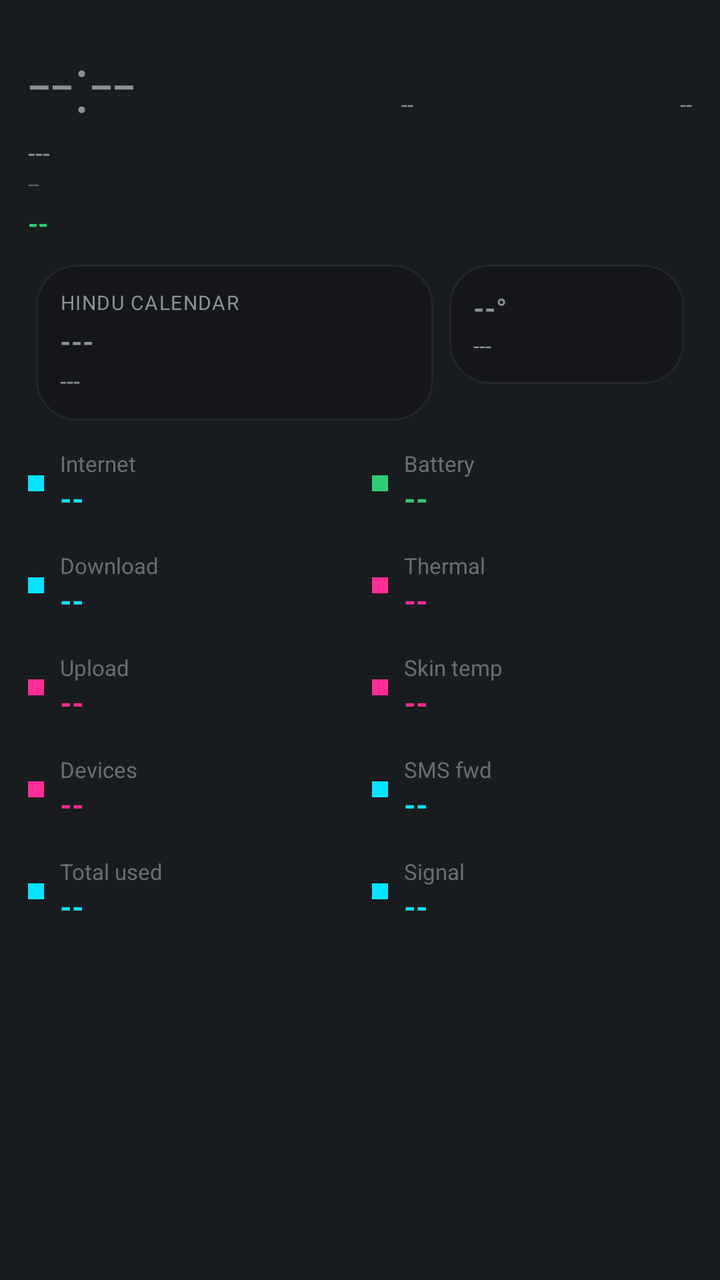
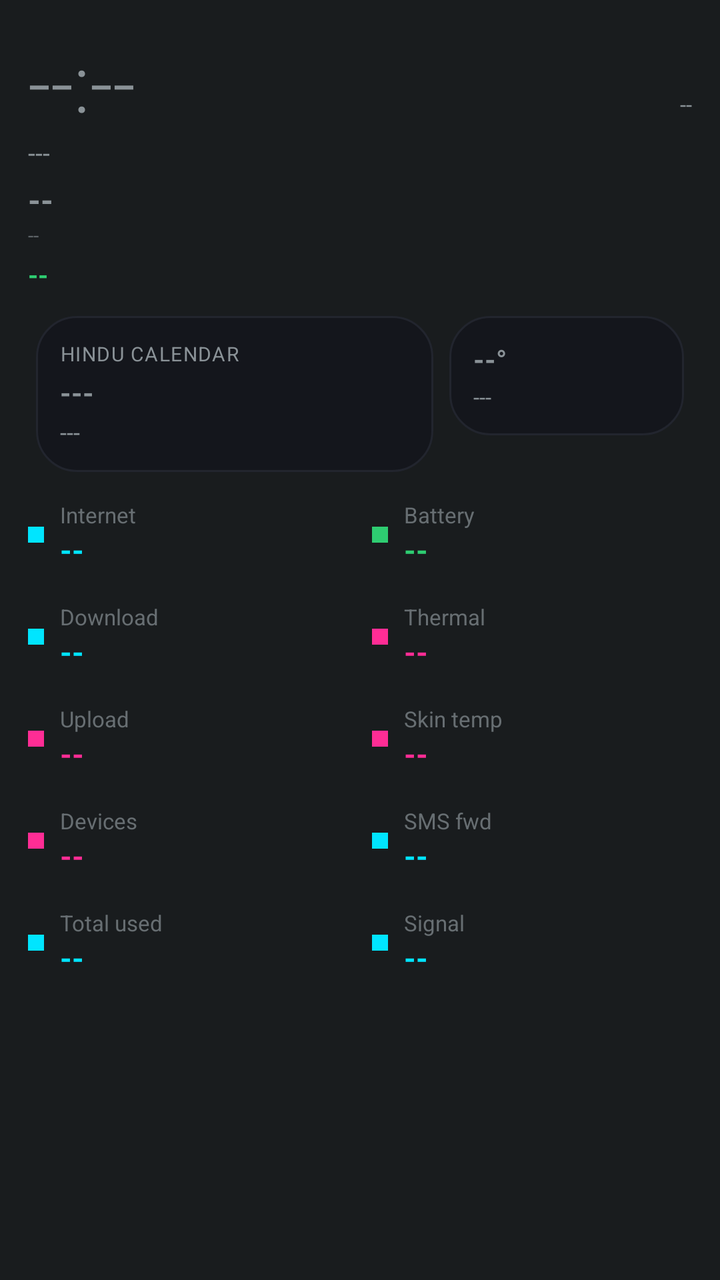

Screens rendered from an Android XML layout before and after an edit, with the pre-edit source and the edit as a unified diff.
<!-- AndroidManifest.xml: application theme android:Theme.DeviceDefault.NoActionBar -->
<!-- res/layout/aod_layout_neon_cyber.xml -->
<?xml version="1.0" encoding="utf-8"?>
<LinearLayout xmlns:android="http://schemas.android.com/apk/res/android"
    android:id="@+id/bg_root"
    android:layout_width="match_parent"
    android:layout_height="match_parent"
    android:orientation="vertical"
    android:padding="14dp">

    <LinearLayout
        android:layout_width="match_parent"
        android:layout_height="wrap_content"
        android:orientation="horizontal">

        <TextView
            android:id="@+id/clock"
            android:layout_width="wrap_content"
            android:layout_height="wrap_content"
            android:textSize="40sp"
            android:fontFamily="sans-serif-light"
            android:text="--:--" />

        <TextView
            android:id="@+id/net_type_badge"
            android:layout_width="0dp"
            android:layout_height="wrap_content"
            android:layout_weight="1"
            android:layout_gravity="top"
            android:gravity="end"
            android:textSize="11sp"
            android:text="--" />

        <TextView
            android:id="@+id/akd_badge"
            android:layout_width="0dp"
            android:layout_height="wrap_content"
            android:layout_weight="1"
            android:layout_gravity="top"
            android:gravity="end"
            android:textSize="11sp"
            android:text="--" />
    </LinearLayout>

    <TextView
        android:id="@+id/date"
        android:layout_width="wrap_content"
        android:layout_height="wrap_content"
        android:textSize="13sp"
        android:text="---" />

    <TextView
        android:id="@+id/perf_badge"
        android:layout_width="wrap_content"
        android:layout_height="wrap_content"
        android:textSize="10sp"
        android:alpha="0.6"
        android:text="--" />

    <TextView
        android:id="@+id/health_badge"
        android:layout_width="wrap_content"
        android:layout_height="wrap_content"
        android:layout_marginTop="4dp"
        android:textAllCaps="true"
        android:textStyle="bold"
        android:textSize="13sp"
        android:textColor="#2ecc71"
        android:text="--" />

    <TextView
        android:id="@+id/muhurat_badge"
        android:layout_width="wrap_content"
        android:layout_height="wrap_content"
        android:textSize="11sp"
        android:textStyle="bold"
        android:visibility="gone"
        android:text="--" />

    <LinearLayout
        android:layout_width="match_parent"
        android:layout_height="wrap_content"
        android:orientation="horizontal"
        android:layout_marginTop="8dp">

        <LinearLayout
            android:id="@+id/panchang_card"
            android:layout_width="0dp"
            android:layout_height="wrap_content"
            android:layout_weight="1.7"
            android:layout_margin="4dp"
            android:background="@drawable/bg_card"
            android:orientation="vertical"
            android:gravity="center_vertical"
            android:padding="12dp">

            <TextView
                android:id="@+id/panchang_header"
                android:layout_width="wrap_content"
                android:layout_height="wrap_content"
                android:textSize="10sp"
                android:textAllCaps="true"
                android:letterSpacing="0.05"
                android:text="Hindu calendar" />

            <TextView
                android:id="@+id/panchang_tithi"
                android:layout_width="match_parent"
                android:layout_height="wrap_content"
                android:layout_marginTop="3dp"
                android:textStyle="bold"
                android:maxLines="1"
                android:autoSizeTextType="uniform"
                android:autoSizeMinTextSize="13sp"
                android:autoSizeMaxTextSize="18sp"
                android:text="---" />

            <TextView
                android:id="@+id/panchang_nakshatra"
                android:layout_width="match_parent"
                android:layout_height="wrap_content"
                android:layout_marginTop="2dp"
                android:textSize="12sp"
                android:maxLines="1"
                android:ellipsize="end"
                android:text="---" />
        </LinearLayout>

        <LinearLayout
            android:id="@+id/weather_card"
            android:layout_width="0dp"
            android:layout_height="wrap_content"
            android:layout_weight="1"
            android:layout_margin="4dp"
            android:background="@drawable/bg_card"
            android:orientation="vertical"
            android:gravity="center_vertical"
            android:padding="12dp">

            <TextView
                android:id="@+id/weather_temp"
                android:layout_width="match_parent"
                android:layout_height="wrap_content"
                android:textStyle="bold"
                android:maxLines="1"
                android:autoSizeTextType="uniform"
                android:autoSizeMinTextSize="14sp"
                android:autoSizeMaxTextSize="20sp"
                android:text="--°" />

            <TextView
                android:id="@+id/weather_condition"
                android:layout_width="match_parent"
                android:layout_height="wrap_content"
                android:layout_marginTop="2dp"
                android:textSize="11sp"
                android:maxLines="2"
                android:text="---" />
        </LinearLayout>
    </LinearLayout>

    
    <LinearLayout
        android:layout_width="match_parent"
        android:layout_height="wrap_content"
        android:orientation="horizontal"
        android:layout_marginTop="10dp">

        <LinearLayout android:layout_width="0dp" android:layout_height="wrap_content" android:layout_weight="1" android:orientation="vertical" android:layout_marginEnd="6dp">
            <LinearLayout android:id="@+id/row8" android:layout_width="match_parent" android:layout_height="wrap_content" android:orientation="horizontal" android:gravity="center_vertical" android:layout_marginBottom="16dp">
                <View android:layout_width="8dp" android:layout_height="8dp" android:layout_marginEnd="8dp" android:background="#00e5ff" />
                <LinearLayout android:layout_width="0dp" android:layout_height="wrap_content" android:layout_weight="1" android:orientation="vertical">
                    <TextView android:id="@+id/stat_label" android:layout_width="wrap_content" android:layout_height="wrap_content" android:textSize="11sp" android:alpha="0.7" android:text="Internet" />
                    <TextView android:id="@+id/stat_value" android:layout_width="wrap_content" android:layout_height="wrap_content" android:textStyle="bold" android:textSize="15sp" android:textColor="#00e5ff" android:text="--" />
                </LinearLayout>
            </LinearLayout>
            <LinearLayout android:id="@+id/row0" android:layout_width="match_parent" android:layout_height="wrap_content" android:orientation="horizontal" android:gravity="center_vertical" android:layout_marginBottom="16dp">
                <View android:layout_width="8dp" android:layout_height="8dp" android:layout_marginEnd="8dp" android:background="#00e5ff" />
                <LinearLayout android:layout_width="0dp" android:layout_height="wrap_content" android:layout_weight="1" android:orientation="vertical">
                    <TextView android:id="@+id/stat_label" android:layout_width="wrap_content" android:layout_height="wrap_content" android:textSize="11sp" android:alpha="0.7" android:text="Download" />
                    <TextView android:id="@+id/stat_value" android:layout_width="wrap_content" android:layout_height="wrap_content" android:textStyle="bold" android:textSize="15sp" android:textColor="#00e5ff" android:text="--" />
                </LinearLayout>
            </LinearLayout>
            <LinearLayout android:id="@+id/row1" android:layout_width="match_parent" android:layout_height="wrap_content" android:orientation="horizontal" android:gravity="center_vertical" android:layout_marginBottom="16dp">
                <View android:layout_width="8dp" android:layout_height="8dp" android:layout_marginEnd="8dp" android:background="#ff2d95" />
                <LinearLayout android:layout_width="0dp" android:layout_height="wrap_content" android:layout_weight="1" android:orientation="vertical">
                    <TextView android:id="@+id/stat_label" android:layout_width="wrap_content" android:layout_height="wrap_content" android:textSize="11sp" android:alpha="0.7" android:text="Upload" />
                    <TextView android:id="@+id/stat_value" android:layout_width="wrap_content" android:layout_height="wrap_content" android:textStyle="bold" android:textSize="15sp" android:textColor="#ff2d95" android:text="--" />
                </LinearLayout>
            </LinearLayout>
            <LinearLayout android:id="@+id/row2" android:layout_width="match_parent" android:layout_height="wrap_content" android:orientation="horizontal" android:gravity="center_vertical" android:layout_marginBottom="16dp">
                <View android:layout_width="8dp" android:layout_height="8dp" android:layout_marginEnd="8dp" android:background="#ff2d95" />
                <LinearLayout android:layout_width="0dp" android:layout_height="wrap_content" android:layout_weight="1" android:orientation="vertical">
                    <TextView android:id="@+id/stat_label" android:layout_width="wrap_content" android:layout_height="wrap_content" android:textSize="11sp" android:alpha="0.7" android:text="Devices" />
                    <TextView android:id="@+id/stat_value" android:layout_width="wrap_content" android:layout_height="wrap_content" android:textStyle="bold" android:textSize="15sp" android:textColor="#ff2d95" android:text="--" />
                </LinearLayout>
            </LinearLayout>
            <LinearLayout android:id="@+id/row3" android:layout_width="match_parent" android:layout_height="wrap_content" android:orientation="horizontal" android:gravity="center_vertical" android:layout_marginBottom="16dp">
                <View android:layout_width="8dp" android:layout_height="8dp" android:layout_marginEnd="8dp" android:background="#00e5ff" />
                <LinearLayout android:layout_width="0dp" android:layout_height="wrap_content" android:layout_weight="1" android:orientation="vertical">
                    <TextView android:id="@+id/stat_label" android:layout_width="wrap_content" android:layout_height="wrap_content" android:textSize="11sp" android:alpha="0.7" android:text="Total used" />
                    <TextView android:id="@+id/stat_value" android:layout_width="wrap_content" android:layout_height="wrap_content" android:textStyle="bold" android:textSize="15sp" android:textColor="#00e5ff" android:text="--" />
                </LinearLayout>
            </LinearLayout>
        </LinearLayout>

        <LinearLayout android:layout_width="0dp" android:layout_height="wrap_content" android:layout_weight="1" android:orientation="vertical" android:layout_marginStart="6dp">
            <LinearLayout android:id="@+id/row4" android:layout_width="match_parent" android:layout_height="wrap_content" android:orientation="horizontal" android:gravity="center_vertical" android:layout_marginBottom="16dp">
                <View android:layout_width="8dp" android:layout_height="8dp" android:layout_marginEnd="8dp" android:background="#2ecc71" />
                <LinearLayout android:layout_width="0dp" android:layout_height="wrap_content" android:layout_weight="1" android:orientation="vertical">
                    <TextView android:id="@+id/stat_label" android:layout_width="wrap_content" android:layout_height="wrap_content" android:textSize="11sp" android:alpha="0.7" android:text="Battery" />
                    <TextView android:id="@+id/stat_value" android:layout_width="wrap_content" android:layout_height="wrap_content" android:textStyle="bold" android:textSize="15sp" android:textColor="#2ecc71" android:text="--" />
                </LinearLayout>
            </LinearLayout>
            <LinearLayout android:id="@+id/row5" android:layout_width="match_parent" android:layout_height="wrap_content" android:orientation="horizontal" android:gravity="center_vertical" android:layout_marginBottom="16dp">
                <View android:layout_width="8dp" android:layout_height="8dp" android:layout_marginEnd="8dp" android:background="#ff2d95" />
                <LinearLayout android:layout_width="0dp" android:layout_height="wrap_content" android:layout_weight="1" android:orientation="vertical">
                    <TextView android:id="@+id/stat_label" android:layout_width="wrap_content" android:layout_height="wrap_content" android:textSize="11sp" android:alpha="0.7" android:text="Thermal" />
                    <TextView android:id="@+id/stat_value" android:layout_width="wrap_content" android:layout_height="wrap_content" android:textStyle="bold" android:textSize="15sp" android:textColor="#ff2d95" android:text="--" />
                </LinearLayout>
            </LinearLayout>
            <LinearLayout android:id="@+id/row6" android:layout_width="match_parent" android:layout_height="wrap_content" android:orientation="horizontal" android:gravity="center_vertical" android:layout_marginBottom="16dp">
                <View android:layout_width="8dp" android:layout_height="8dp" android:layout_marginEnd="8dp" android:background="#ff2d95" />
                <LinearLayout android:layout_width="0dp" android:layout_height="wrap_content" android:layout_weight="1" android:orientation="vertical">
                    <TextView android:id="@+id/stat_label" android:layout_width="wrap_content" android:layout_height="wrap_content" android:textSize="11sp" android:alpha="0.7" android:text="Skin temp" />
                    <TextView android:id="@+id/stat_value" android:layout_width="wrap_content" android:layout_height="wrap_content" android:textStyle="bold" android:textSize="15sp" android:textColor="#ff2d95" android:text="--" />
                </LinearLayout>
            </LinearLayout>
            <LinearLayout android:id="@+id/row7" android:layout_width="match_parent" android:layout_height="wrap_content" android:orientation="horizontal" android:gravity="center_vertical" android:layout_marginBottom="16dp">
                <View android:layout_width="8dp" android:layout_height="8dp" android:layout_marginEnd="8dp" android:background="#00e5ff" />
                <LinearLayout android:layout_width="0dp" android:layout_height="wrap_content" android:layout_weight="1" android:orientation="vertical">
                    <TextView android:id="@+id/stat_label" android:layout_width="wrap_content" android:layout_height="wrap_content" android:textSize="11sp" android:alpha="0.7" android:text="SMS fwd" />
                    <TextView android:id="@+id/stat_value" android:layout_width="wrap_content" android:layout_height="wrap_content" android:textStyle="bold" android:textSize="15sp" android:textColor="#00e5ff" android:text="--" />
                </LinearLayout>
            </LinearLayout>
            <LinearLayout android:id="@+id/row9" android:layout_width="match_parent" android:layout_height="wrap_content" android:orientation="horizontal" android:gravity="center_vertical" android:layout_marginBottom="16dp">
                <View android:layout_width="8dp" android:layout_height="8dp" android:layout_marginEnd="8dp" android:background="#00e5ff" />
                <LinearLayout android:layout_width="0dp" android:layout_height="wrap_content" android:layout_weight="1" android:orientation="vertical">
                    <TextView android:id="@+id/stat_label" android:layout_width="wrap_content" android:layout_height="wrap_content" android:textSize="11sp" android:alpha="0.7" android:text="Signal" />
                    <TextView android:id="@+id/stat_value" android:layout_width="wrap_content" android:layout_height="wrap_content" android:textStyle="bold" android:textSize="15sp" android:textColor="#00e5ff" android:text="--" />
                </LinearLayout>
            </LinearLayout>
        </LinearLayout>
    </LinearLayout>

</LinearLayout>
<!-- resources referenced by this layout -->
<resources>
  <!-- drawable bg_card (drawable) -->
  <?xml version="1.0" encoding="utf-8"?>
  <shape xmlns:android="http://schemas.android.com/apk/res/android">
      <solid android:color="#14161C" />
      <corners android:radius="20dp" />
      <stroke android:width="1dp" android:color="#22252E" />
  </shape>
</resources>

<!-- the commit's change to res/layout/aod_layout_neon_cyber.xml (unified diff, before → after) -->
@@ -29,16 +29,7 @@
             android:textSize="11sp"
             android:text="--" />
 
-        <TextView
-            android:id="@+id/akd_badge"
-            android:layout_width="0dp"
-            android:layout_height="wrap_content"
-            android:layout_weight="1"
-            android:layout_gravity="top"
-            android:gravity="end"
-            android:textSize="11sp"
-            android:text="--" />
-    </LinearLayout>
+        </LinearLayout>
 
     <TextView
         android:id="@+id/date"
@@ -46,6 +37,7 @@
         android:layout_height="wrap_content"
         android:textSize="13sp"
         android:text="---" />
+<TextView android:id="@+id/akd_badge" android:layout_width="wrap_content" android:layout_height="wrap_content" android:layout_marginTop="4dp" android:textSize="16sp" android:textStyle="bold" android:text="--" />
 
     <TextView
         android:id="@+id/perf_badge"
